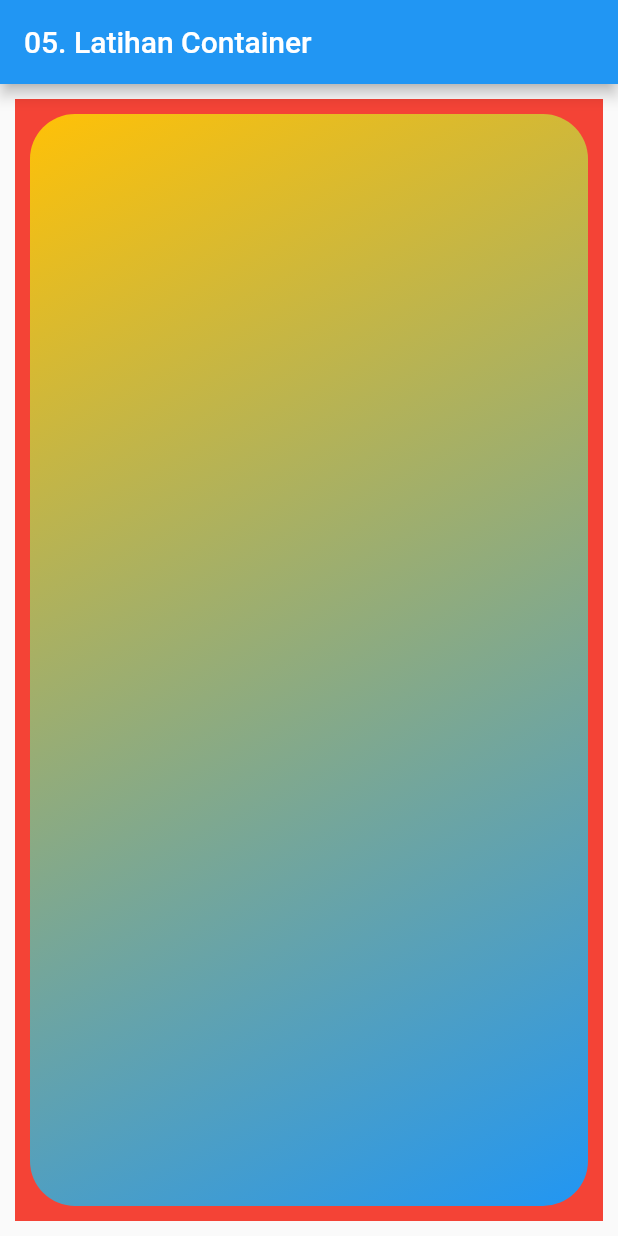
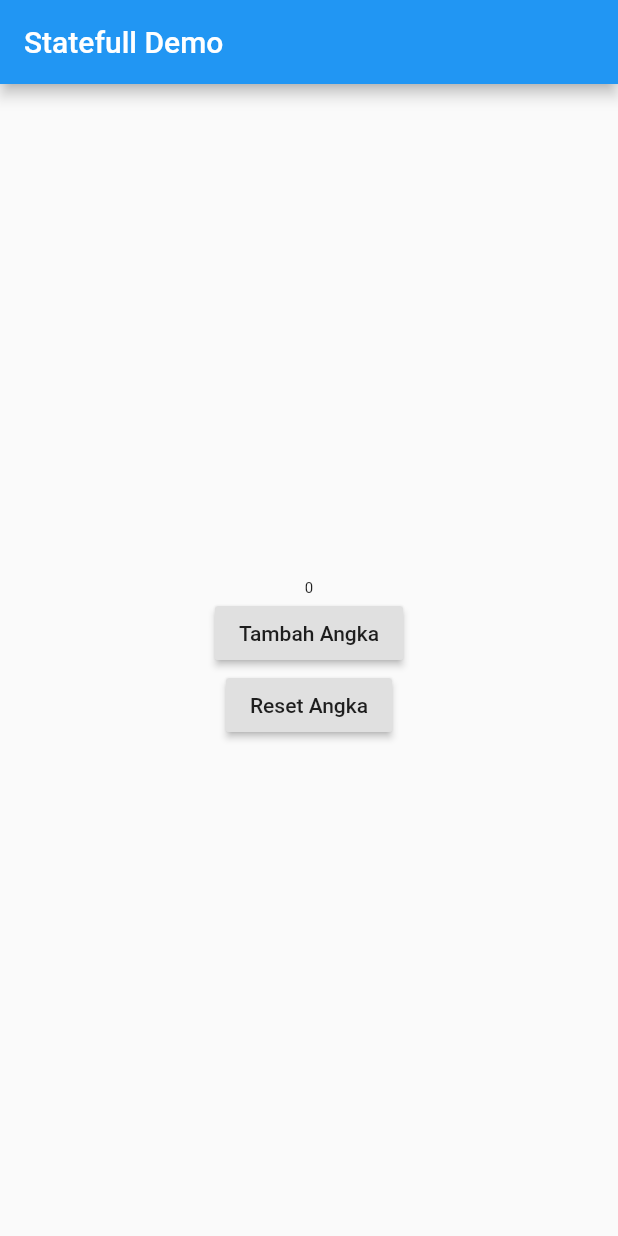
Before and after one commit to kanggara75/Belajar_Flutter, a Flutter app: the screen it shows after launch, on a phone screen of 412 x 824 dp. Run offline on Flutter 3.47's test engine with Material 2 defaults, Android fonts, the phone set to English and light mode, and no system bars.

Commit message:
menyelesaikan 006. Statefull && StateLess Widget

```diff
--- a/lib/main.dart
+++ b/lib/main.dart
@@ -2,30 +2,50 @@ import 'package:flutter/material.dart';
 
 void main() => runApp(MyApp());
 
-class MyApp extends StatelessWidget {
+class MyApp extends StatefulWidget {
+  @override
+  _MyAppState createState() => _MyAppState();
+}
+
+class _MyAppState extends State<MyApp> {
+  int i = 0;
+
+  void tekanTombol() {
+    setState(() {
+      i = i + 1;
+    });
+  }
+
+  void reset() {
+    setState(() {
+      i = 0;
+    });
+  }
+
   @override
   Widget build(BuildContext context) {
     return MaterialApp(
       home: Scaffold(
-        appBar: AppBar(
-          title: Text("05. Latihan Container"),
-        ),
-        body: Container(
-          color: Colors.red,
-          margin: EdgeInsets.all(10),
-          padding: EdgeInsets.all(10),
-          child: Container(
-            decoration: BoxDecoration(
-              borderRadius: BorderRadius.circular(30),
-              gradient: LinearGradient(
-                begin: Alignment.topLeft,
-                end: Alignment.bottomRight,
-                colors: <Color>[
-                  Colors.amber,
-                  Colors.blue,
-                ],
+        appBar: AppBar(title: Text("Statefull Demo")),
+        body: Center(
+          child: Column(
+            mainAxisAlignment: MainAxisAlignment.center,
+            children: [
+              Text(
+                i.toString(),
+                style: TextStyle(
+                  fontSize: 10 + i.toDouble(),
+                ),
               ),
-            ),
+              RaisedButton(
+                child: Text("Tambah Angka"),
+                onPressed: tekanTombol,
+              ),
+              RaisedButton(
+                child: Text("Reset Angka"),
+                onPressed: reset,
+              ),
+            ],
           ),
         ),
       ),
```
